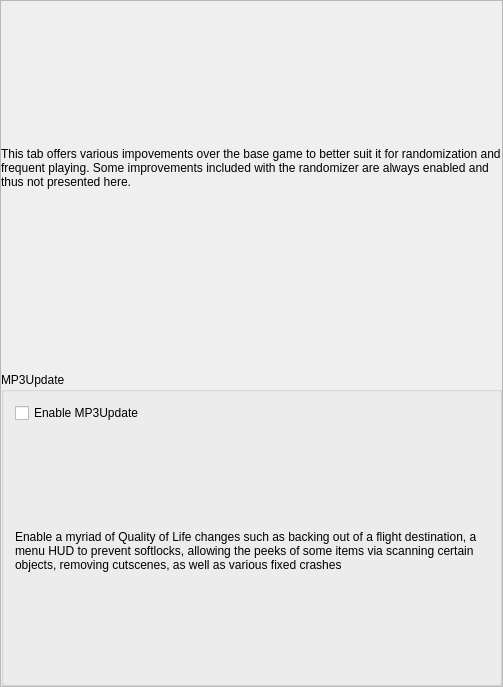
Qt form randovania/games/prime3/gui/ui_files/preset_corruption_qol.ui (Schwork-Corruption/corruptovania) before a commit.
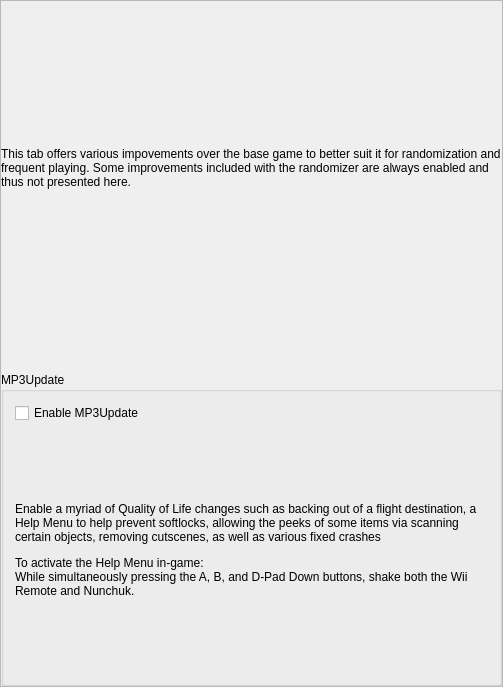
The same form after that commit.

Commit message: Add instruction for activating the MP3Update Help Menu

The edit to the form file:
```diff
--- a/randovania/games/prime3/gui/ui_files/preset_corruption_qol.ui
+++ b/randovania/games/prime3/gui/ui_files/preset_corruption_qol.ui
@@ -124,7 +124,7 @@
            <item>
             <widget class="QLabel" name="label">
              <property name="text">
-              <string>Enable a myriad of Quality of Life changes such as backing out of a flight destination, a menu HUD to prevent softlocks, allowing the peeks of some items via scanning certain objects, removing cutscenes, as well as various fixed crashes</string>
+              <string>&lt;html&gt;&lt;head/&gt;&lt;body&gt;&lt;p&gt;Enable a myriad of Quality of Life changes such as backing out of a flight destination, a Help Menu to help prevent softlocks, allowing the peeks of some items via scanning certain objects, removing cutscenes, as well as various fixed crashes&lt;/p&gt;&lt;p&gt;To activate the Help Menu in-game: &lt;br/&gt;While simultaneously pressing the A, B, and D-Pad Down buttons, shake both the Wii Remote and Nunchuk.&lt;/p&gt;&lt;/body&gt;&lt;/html&gt;</string>
              </property>
              <property name="wordWrap">
               <bool>true</bool>
```
